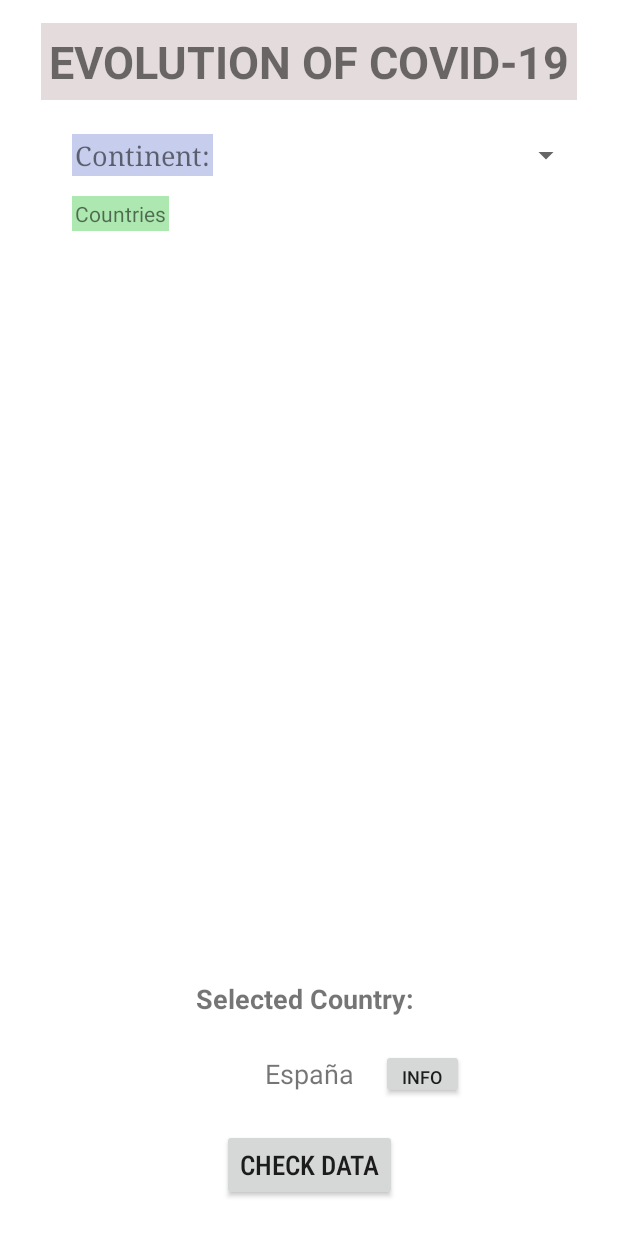
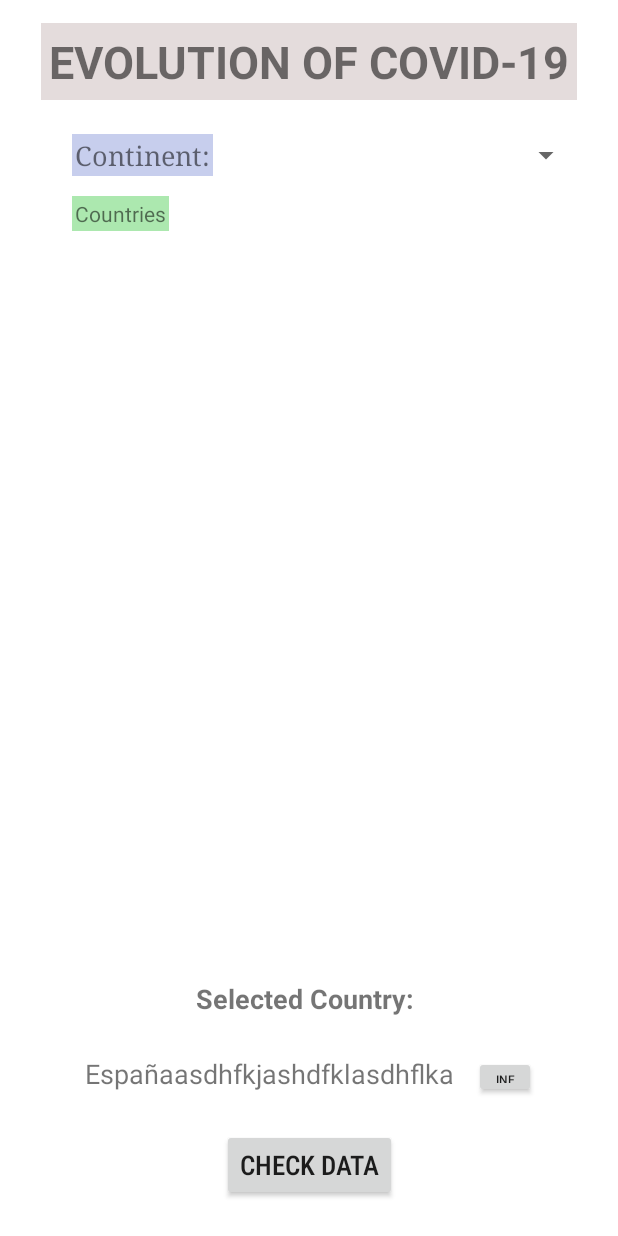
Before and after one commit to allstendres98/COVID19_Data, an Android app: the layout activity_main.xml on its own in the app's theme, with its tools: preview values and no code run, on a phone screen of 412 x 824 dp. Run offline under Robolectric (Android 15) with nearby library versions, the phone set to English and light mode, and no system bars; network calls fail; Roboto replaces fonts that are not available here.

Commit message:
info button

```diff
--- a/app/src/main/res/layout/activity_main.xml
+++ b/app/src/main/res/layout/activity_main.xml
@@ -99,13 +99,14 @@
         android:id="@+id/selectedCountry"
         android:layout_width="wrap_content"
         android:layout_height="wrap_content"
-        android:maxLength="36"
+        android:maxLength="28"
         android:textSize="18sp"
         app:layout_constraintBottom_toTopOf="@+id/buttonData"
-        app:layout_constraintEnd_toEndOf="@+id/countrySelectedText"
-        app:layout_constraintStart_toStartOf="@+id/countrySelectedText"
+        app:layout_constraintEnd_toEndOf="parent"
+        app:layout_constraintHorizontal_bias="0.34"
+        app:layout_constraintStart_toStartOf="parent"
         app:layout_constraintTop_toBottomOf="@+id/countrySelectedText"
-        tools:text="España" />
+        tools:text="Españaasdhfkjashdfklasdhflkasjdhflkashdlf" />
 
     <TextView
         android:id="@+id/textView4"
@@ -130,13 +131,13 @@
     <Button
         android:id="@+id/info"
         style="@style/Widget.AppCompat.Button"
-        android:layout_width="55dp"
-        android:layout_height="33dp"
+        android:layout_width="41dp"
+        android:layout_height="28dp"
         android:text="info"
-        android:textSize="12sp"
+        android:textSize="8sp"
         app:layout_constraintBaseline_toBaselineOf="@+id/selectedCountry"
         app:layout_constraintEnd_toEndOf="parent"
-        app:layout_constraintHorizontal_bias="0.15"
+        app:layout_constraintHorizontal_bias="0.2"
         app:layout_constraintStart_toEndOf="@+id/selectedCountry" />
 
 </androidx.constraintlayout.widget.ConstraintLayout>
```
